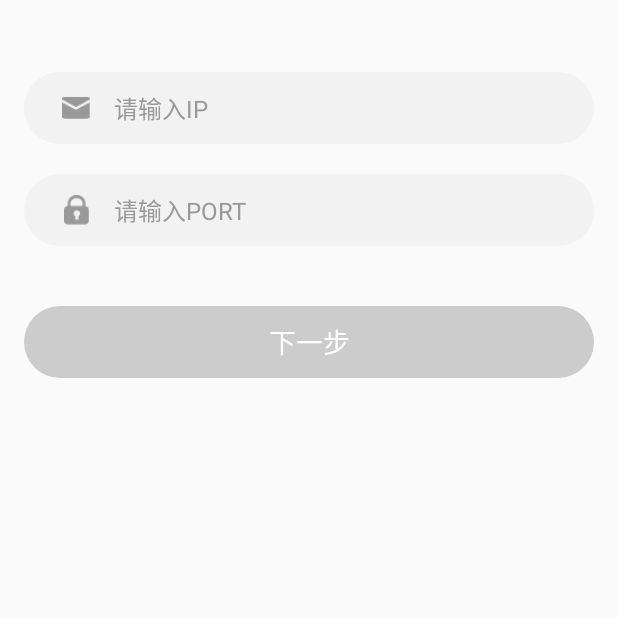
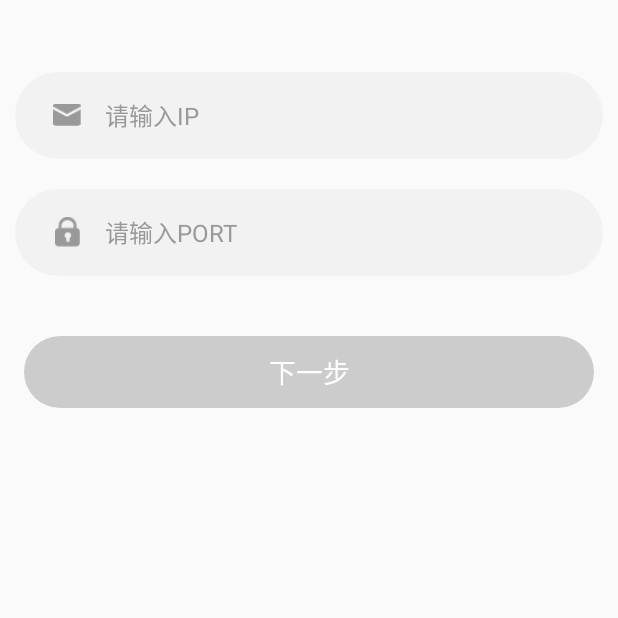
Before and after one commit to L619589004/BovaSecurity, an Android app: the MainActivity screen opened directly, with no data from a screen before it, on a phone screen of 412 x 824 dp, the top half of it. Run offline under Robolectric (Android 15) with nearby library versions, the phone set to English and light mode, and no system bars.

Commit message:
IP端口输入框调大，feature按钮调大

```diff
--- a/app/src/main/res/layout/activity_picture.xml
+++ b/app/src/main/res/layout/activity_picture.xml
@@ -10,8 +10,8 @@
 
     <ImageView
         android:id="@+id/iv_feature"
-        android:layout_width="60dp"
-        android:layout_height="60dp"
+        android:layout_width="80dp"
+        android:layout_height="80dp"
         android:layout_gravity="end"
         android:paddingTop="20dp"
         android:paddingEnd="20dp"
--- a/app/src/main/res/values/styles.xml
+++ b/app/src/main/res/values/styles.xml
@@ -10,10 +10,10 @@
     <!-- 通用输入框的容器的style 带圆角-->
     <style name="common_edittext_container_style">
         <item name="android:layout_width">match_parent</item>
-        <item name="android:layout_height">48dp</item>
+        <item name="android:layout_height">58dp</item>
         <item name="android:background">@drawable/bg_common_edittext_container</item>
-        <item name="android:layout_marginStart">16dp</item>
-        <item name="android:layout_marginEnd">16dp</item>
+        <item name="android:layout_marginStart">10dp</item>
+        <item name="android:layout_marginEnd">10dp</item>
         <item name="android:paddingStart">20dp</item>
         <item name="android:paddingEnd">20dp</item>
     </style>
```
